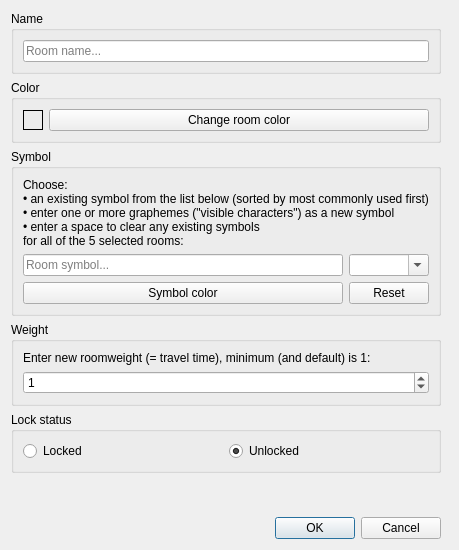
Above: src/ui/room_properties.ui from Mudlet/Mudlet before the change. Below: the same form after it.
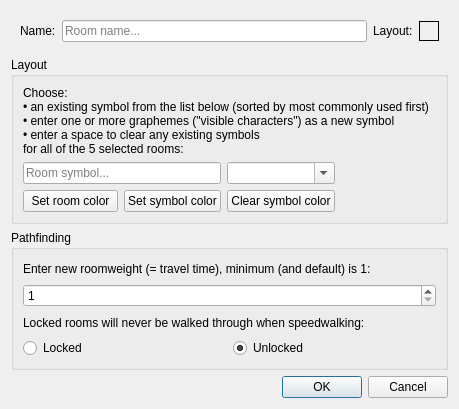
That is the form after the change.

Commit message: Improve mock layout some more

```diff
--- a/src/ui/room_properties.ui
+++ b/src/ui/room_properties.ui
@@ -7,30 +7,159 @@
     <x>0</x>
     <y>0</y>
     <width>459</width>
-    <height>550</height>
+    <height>409</height>
    </rect>
   </property>
+  <property name="sizePolicy">
+   <sizepolicy hsizetype="Minimum" vsizetype="Minimum">
+    <horstretch>0</horstretch>
+    <verstretch>0</verstretch>
+   </sizepolicy>
+  </property>
   <property name="windowTitle">
    <string>Room properties</string>
   </property>
   <property name="layoutDirection">
    <enum>Qt::LeftToRight</enum>
   </property>
-  <layout class="QGridLayout" name="gridLayout">
-   <item row="5" column="0">
-    <spacer name="verticalSpacer">
-     <property name="orientation">
-      <enum>Qt::Vertical</enum>
+  <layout class="QGridLayout" name="gridLayout_3">
+   <item row="0" column="0">
+    <layout class="QGridLayout" name="gridLayout">
+     <property name="sizeConstraint">
+      <enum>QLayout::SetMinimumSize</enum>
      </property>
-     <property name="sizeHint" stdset="0">
-      <size>
-       <width>20</width>
-       <height>40</height>
-      </size>
+     <property name="leftMargin">
+      <number>9</number>
      </property>
-    </spacer>
+     <property name="topMargin">
+      <number>9</number>
+     </property>
+     <property name="rightMargin">
+      <number>9</number>
+     </property>
+     <property name="bottomMargin">
+      <number>9</number>
+     </property>
+     <item row="0" column="3">
+      <widget class="QLabel" name="label_preview">
+       <property name="sizePolicy">
+        <sizepolicy hsizetype="Fixed" vsizetype="Fixed">
+         <horstretch>0</horstretch>
+         <verstretch>0</verstretch>
+        </sizepolicy>
+       </property>
+       <property name="minimumSize">
+        <size>
+         <width>20</width>
+         <height>20</height>
+        </size>
+       </property>
+       <property name="maximumSize">
+        <size>
+         <width>20</width>
+         <height>20</height>
+        </size>
+       </property>
+       <property name="autoFillBackground">
+        <bool>false</bool>
+       </property>
+       <property name="styleSheet">
+        <string notr="true"/>
+       </property>
+       <property name="frameShape">
+        <enum>QFrame::Box</enum>
+       </property>
+       <property name="text">
+        <string/>
+       </property>
+       <property name="scaledContents">
+        <bool>false</bool>
+       </property>
+       <property name="alignment">
+        <set>Qt::AlignCenter</set>
+       </property>
+       <property name="margin">
+        <number>0</number>
+       </property>
+      </widget>
+     </item>
+     <item row="0" column="0">
+      <widget class="QLabel" name="label_name">
+       <property name="text">
+        <string>Name:</string>
+       </property>
+      </widget>
+     </item>
+     <item row="0" column="1">
+      <widget class="QLineEdit" name="lineEdit_name">
+       <property name="placeholderText">
+        <string>Room name...</string>
+       </property>
+      </widget>
+     </item>
+     <item row="0" column="2">
+      <widget class="QLabel" name="label_layout">
+       <property name="text">
+        <string>Layout:</string>
+       </property>
+      </widget>
+     </item>
+    </layout>
    </item>
-   <item row="6" column="0">
+   <item row="2" column="0">
+    <widget class="QGroupBox" name="groupBox_pathfinding">
+     <property name="title">
+      <string>Pathfinding</string>
+     </property>
+     <layout class="QGridLayout" name="gridLayout_9">
+      <item row="1" column="0" colspan="2">
+       <widget class="QSpinBox" name="spinBox_weight">
+        <property name="minimum">
+         <number>1</number>
+        </property>
+        <property name="maximum">
+         <number>2147483647</number>
+        </property>
+        <property name="value">
+         <number>1</number>
+        </property>
+       </widget>
+      </item>
+      <item row="0" column="0" colspan="2">
+       <widget class="QLabel" name="label_weight">
+        <property name="text">
+         <string>Enter new roomweight (= travel time), minimum (and default) is 1:</string>
+        </property>
+       </widget>
+      </item>
+      <item row="3" column="0">
+       <widget class="QRadioButton" name="radioButton_locked">
+        <property name="text">
+         <string>Locked</string>
+        </property>
+       </widget>
+      </item>
+      <item row="3" column="1">
+       <widget class="QRadioButton" name="radioButton_unlocked">
+        <property name="text">
+         <string>Unlocked</string>
+        </property>
+        <property name="checked">
+         <bool>true</bool>
+        </property>
+       </widget>
+      </item>
+      <item row="2" column="0" colspan="2">
+       <widget class="QLabel" name="label_lock">
+        <property name="text">
+         <string>Locked rooms will never be walked through when speedwalking:</string>
+        </property>
+       </widget>
+      </item>
+     </layout>
+    </widget>
+   </item>
+   <item row="3" column="0">
     <widget class="QDialogButtonBox" name="buttonBox">
      <property name="orientation">
       <enum>Qt::Horizontal</enum>
@@ -40,24 +169,17 @@
      </property>
     </widget>
    </item>
-   <item row="2" column="0">
-    <widget class="QGroupBox" name="groupBox_3">
+   <item row="1" column="0">
+    <widget class="QGroupBox" name="groupBox_layout">
      <property name="title">
-      <string>Symbol</string>
+      <string>Layout</string>
      </property>
      <layout class="QGridLayout" name="gridLayout_8">
-      <item row="0" column="0" colspan="2">
-       <widget class="QLabel" name="label_instructions">
-        <property name="text">
-         <string>&lt;html&gt;&lt;head/&gt;&lt;body&gt;&lt;p&gt;Choose: &lt;br/&gt;• an existing symbol from the list below (sorted by most commonly used first)&lt;br/&gt;• enter one or more graphemes (&amp;quot;visible characters&amp;quot;) as a new symbol&lt;br/&gt;• enter a space to clear any existing symbols&lt;br/&gt;for all of the 5 selected rooms:&lt;/p&gt;&lt;/body&gt;&lt;/html&gt;</string>
-        </property>
-       </widget>
-      </item>
-      <item row="2" column="0">
+      <item row="2" column="1">
        <widget class="QPushButton" name="pushButton_roomSymbolColor">
         <property name="sizePolicy">
          <sizepolicy hsizetype="Minimum" vsizetype="Fixed">
-          <horstretch>5</horstretch>
+          <horstretch>0</horstretch>
           <verstretch>0</verstretch>
          </sizepolicy>
         </property>
@@ -73,171 +195,48 @@
          <bool>true</bool>
         </property>
         <property name="text">
-         <string>Symbol color</string>
+         <string>Set symbol color</string>
         </property>
        </widget>
       </item>
-      <item row="1" column="0">
+      <item row="2" column="0">
+       <widget class="QPushButton" name="pushButton_room_color">
+        <property name="text">
+         <string>Set room color</string>
+        </property>
+       </widget>
+      </item>
+      <item row="1" column="0" colspan="2">
        <widget class="QLineEdit" name="lineEdit_roomSymbol">
         <property name="placeholderText">
          <string>Room symbol...</string>
         </property>
        </widget>
       </item>
-      <item row="1" column="1">
+      <item row="2" column="2">
+       <widget class="QPushButton" name="pushButton_reset">
+        <property name="text">
+         <string>Clear symbol color</string>
+        </property>
+       </widget>
+      </item>
+      <item row="1" column="2">
        <widget class="QComboBox" name="comboBox_roomSymbol">
         <property name="editable">
          <bool>true</bool>
         </property>
        </widget>
       </item>
-      <item row="2" column="1">
-       <widget class="QPushButton" name="pushButton_reset">
+      <item row="0" column="0" colspan="4">
+       <widget class="QLabel" name="label_instructions">
         <property name="text">
-         <string>Reset</string>
+         <string>&lt;html&gt;&lt;head/&gt;&lt;body&gt;&lt;p&gt;Choose: &lt;br/&gt;• an existing symbol from the list below (sorted by most commonly used first)&lt;br/&gt;• enter one or more graphemes (&amp;quot;visible characters&amp;quot;) as a new symbol&lt;br/&gt;• enter a space to clear any existing symbols&lt;br/&gt;for all of the 5 selected rooms:&lt;/p&gt;&lt;/body&gt;&lt;/html&gt;</string>
         </property>
        </widget>
       </item>
      </layout>
     </widget>
    </item>
-   <item row="4" column="0">
-    <widget class="QGroupBox" name="groupBox_5">
-     <property name="title">
-      <string>Lock status</string>
-     </property>
-     <layout class="QGridLayout" name="gridLayout_10">
-      <item row="0" column="0">
-       <widget class="QRadioButton" name="radioButton_2">
-        <property name="text">
-         <string>Locked</string>
-        </property>
-       </widget>
-      </item>
-      <item row="0" column="1">
-       <widget class="QRadioButton" name="radioButton">
-        <property name="text">
-         <string>Unlocked</string>
-        </property>
-        <property name="checked">
-         <bool>true</bool>
-        </property>
-       </widget>
-      </item>
-     </layout>
-    </widget>
-   </item>
-   <item row="3" column="0">
-    <widget class="QGroupBox" name="groupBox_4">
-     <property name="title">
-      <string>Weight</string>
-     </property>
-     <layout class="QGridLayout" name="gridLayout_9">
-      <item row="0" column="0">
-       <widget class="QLabel" name="label_2">
-        <property name="text">
-         <string>Enter new roomweight (= travel time), minimum (and default) is 1:</string>
-        </property>
-       </widget>
-      </item>
-      <item row="1" column="0">
-       <widget class="QSpinBox" name="spinBox">
-        <property name="value">
-         <number>1</number>
-        </property>
-       </widget>
-      </item>
-     </layout>
-    </widget>
-   </item>
-   <item row="1" column="0">
-    <widget class="QGroupBox" name="groupBox_2">
-     <property name="title">
-      <string>Color</string>
-     </property>
-     <layout class="QGridLayout" name="gridLayout_2">
-      <item row="0" column="0">
-       <widget class="QLabel" name="label_preview">
-        <property name="sizePolicy">
-         <sizepolicy hsizetype="Fixed" vsizetype="Fixed">
-          <horstretch>0</horstretch>
-          <verstretch>0</verstretch>
-         </sizepolicy>
-        </property>
-        <property name="minimumSize">
-         <size>
-          <width>20</width>
-          <height>20</height>
-         </size>
-        </property>
-        <property name="maximumSize">
-         <size>
-          <width>20</width>
-          <height>20</height>
-         </size>
-        </property>
-        <property name="autoFillBackground">
-         <bool>false</bool>
-        </property>
-        <property name="styleSheet">
-         <string notr="true"/>
-        </property>
-        <property name="frameShape">
-         <enum>QFrame::Box</enum>
-        </property>
-        <property name="text">
-         <string/>
-        </property>
-        <property name="scaledContents">
-         <bool>false</bool>
-        </property>
-        <property name="alignment">
-         <set>Qt::AlignCenter</set>
-        </property>
-        <property name="margin">
-         <number>0</number>
-        </property>
-       </widget>
-      </item>
-      <item row="0" column="1">
-       <widget class="QPushButton" name="pushButton">
-        <property name="text">
-         <string>Change room color</string>
-        </property>
-       </widget>
-      </item>
-     </layout>
-    </widget>
-   </item>
-   <item row="0" column="0">
-    <widget class="QGroupBox" name="groupBox">
-     <property name="title">
-      <string>Name</string>
-     </property>
-     <layout class="QGridLayout" name="gridLayout_6">
-      <item row="1" column="0">
-       <widget class="QLineEdit" name="lineEdit">
-        <property name="placeholderText">
-         <string>Room name...</string>
-        </property>
-       </widget>
-      </item>
-     </layout>
-    </widget>
-   </item>
-   <item row="2" column="1">
-    <spacer name="horizontalSpacer">
-     <property name="orientation">
-      <enum>Qt::Horizontal</enum>
-     </property>
-     <property name="sizeHint" stdset="0">
-      <size>
-       <width>40</width>
-       <height>20</height>
-      </size>
-     </property>
-    </spacer>
-   </item>
   </layout>
  </widget>
  <resources/>
```
